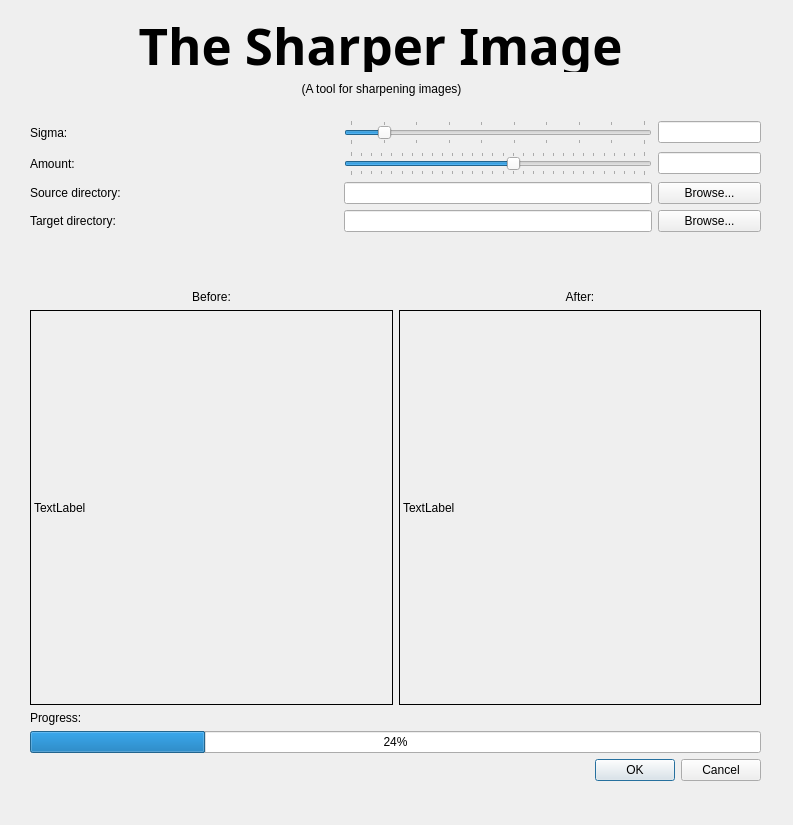
Qt form main_window.ui (dfo-gulf-science/SharperImage) before a commit.
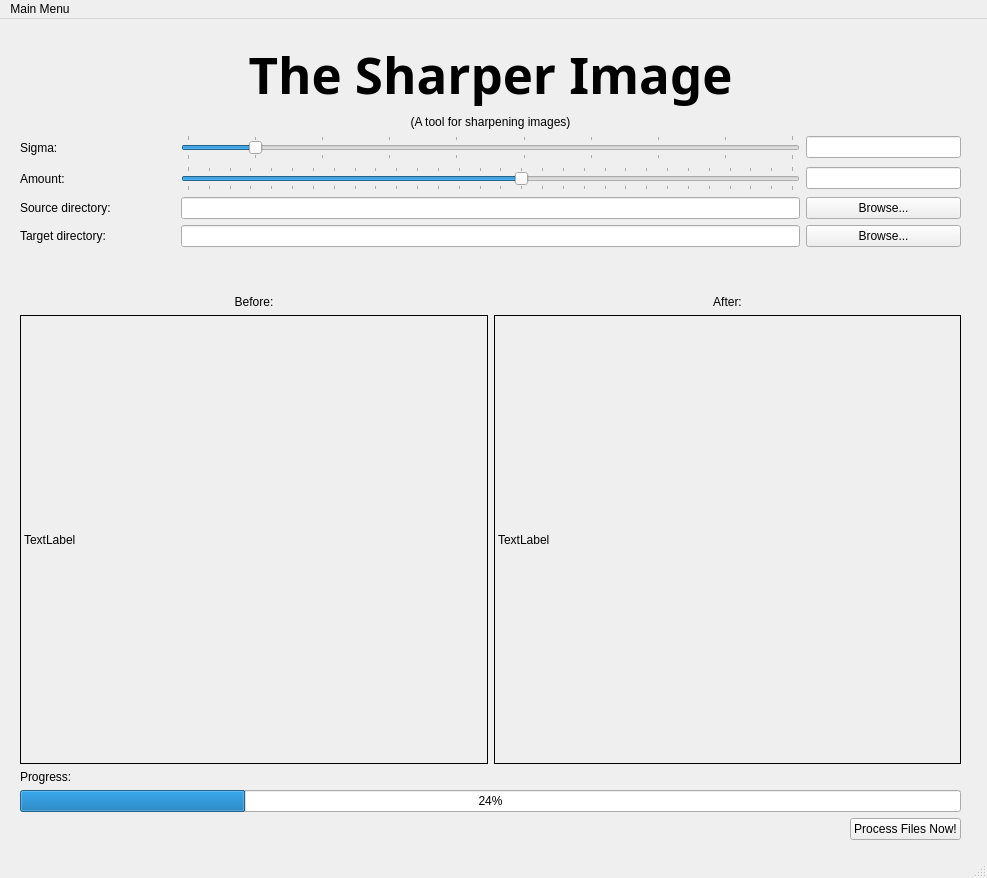
The same form after that commit.

What changed in the file:
```diff
--- a/main_window.ui
+++ b/main_window.ui
@@ -1,32 +1,33 @@
 <?xml version="1.0" encoding="UTF-8"?>
 <ui version="4.0">
- <class>Dialog</class>
- <widget class="QDialog" name="Dialog">
+ <class>MainWindow</class>
+ <widget class="QMainWindow" name="MainWindow">
   <property name="geometry">
    <rect>
     <x>0</x>
     <y>0</y>
-    <width>793</width>
-    <height>825</height>
+    <width>987</width>
+    <height>878</height>
    </rect>
   </property>
-  <property name="font">
-   <font>
-    <bold>false</bold>
-   </font>
-  </property>
   <property name="windowTitle">
    <string>Dialog</string>
   </property>
+  <widget class="QWidget" name="centralwidget">
+   <widget class="QWidget" name="layoutWidget">
+    <property name="geometry">
+     <rect>
+      <x>20</x>
+      <y>20</y>
+      <width>941</width>
+      <height>801</height>
+     </rect>
+    </property>
+    <layout class="QVBoxLayout" name="verticalLayout_3">
+     <item>
+      <layout class="QVBoxLayout" name="verticalLayout_2">
+       <item>
   <widget class="QLabel" name="label">
-   <property name="geometry">
-    <rect>
-     <x>100</x>
-     <y>10</y>
-     <width>561</width>
-     <height>62</height>
-    </rect>
-   </property>
    <property name="sizePolicy">
     <sizepolicy hsizetype="Preferred" vsizetype="Fixed">
      <horstretch>0</horstretch>
@@ -47,15 +48,9 @@
     <set>Qt::AlignmentFlag::AlignHCenter|Qt::AlignmentFlag::AlignTop</set>
    </property>
   </widget>
+       </item>
+       <item>
   <widget class="QLabel" name="label_4">
-   <property name="geometry">
-    <rect>
-     <x>280</x>
-     <y>80</y>
-     <width>203</width>
-     <height>18</height>
-    </rect>
-   </property>
    <property name="sizePolicy">
     <sizepolicy hsizetype="Preferred" vsizetype="Fixed">
      <horstretch>0</horstretch>
@@ -69,25 +64,13 @@
     <set>Qt::AlignmentFlag::AlignCenter</set>
    </property>
   </widget>
-  <widget class="QWidget" name="layoutWidget">
-   <property name="geometry">
-    <rect>
-     <x>30</x>
-     <y>120</y>
-     <width>731</width>
-     <height>661</height>
-    </rect>
-   </property>
+       </item>
+      </layout>
+     </item>
+     <item>
    <layout class="QVBoxLayout" name="verticalLayout">
     <item>
-     <layout class="QGridLayout" name="gridLayout" rowstretch="0,0,0,0" columnstretch="3,3,1">
-      <item row="1" column="0">
-       <widget class="QLabel" name="label_3">
-        <property name="text">
-         <string>Amount:</string>
-        </property>
-       </widget>
-      </item>
+        <layout class="QGridLayout" name="gridLayout" rowstretch="0,0,0,0" columnstretch="1,4,1">
       <item row="3" column="0">
        <widget class="QLabel" name="label_6">
         <property name="text">
@@ -95,19 +78,8 @@
         </property>
        </widget>
       </item>
-      <item row="2" column="2">
-       <widget class="QPushButton" name="sourceFileBrowse">
-        <property name="text">
-         <string>Browse...</string>
-        </property>
-       </widget>
-      </item>
-      <item row="0" column="0">
-       <widget class="QLabel" name="label_2">
-        <property name="text">
-         <string>Sigma:</string>
-        </property>
-       </widget>
+         <item row="3" column="1">
+          <widget class="QLineEdit" name="targetDir"/>
       </item>
       <item row="3" column="2">
        <widget class="QPushButton" name="targetFileBrowse">
@@ -138,25 +110,20 @@
         </property>
        </widget>
       </item>
-      <item row="1" column="1">
-       <widget class="QSlider" name="amountSlider">
-        <property name="minimum">
-         <number>1</number>
-        </property>
-        <property name="maximum">
-         <number>30</number>
-        </property>
-        <property name="value">
-         <number>17</number>
-        </property>
-        <property name="orientation">
-         <enum>Qt::Orientation::Horizontal</enum>
-        </property>
-        <property name="tickPosition">
-         <enum>QSlider::TickPosition::TicksBothSides</enum>
-        </property>
-        <property name="tickInterval">
-         <number>1</number>
+         <item row="1" column="0">
+          <widget class="QLabel" name="label_3">
+           <property name="text">
+            <string>Amount:</string>
+           </property>
+          </widget>
+         </item>
+         <item row="1" column="2">
+          <widget class="QLineEdit" name="amountDisplay">
+           <property name="autoFillBackground">
+            <bool>false</bool>
+           </property>
+           <property name="styleSheet">
+            <string notr="true"/>
         </property>
        </widget>
       </item>
@@ -167,12 +134,6 @@
         </property>
        </widget>
       </item>
-      <item row="2" column="1">
-       <widget class="QLineEdit" name="sourceDir"/>
-      </item>
-      <item row="3" column="1">
-       <widget class="QLineEdit" name="targetDir"/>
-      </item>
       <item row="0" column="2">
        <widget class="QLineEdit" name="sigmaDisplay">
         <property name="autoFillBackground">
@@ -183,20 +144,75 @@
         </property>
        </widget>
       </item>
-      <item row="1" column="2">
-       <widget class="QLineEdit" name="amountDisplay">
-        <property name="autoFillBackground">
-         <bool>false</bool>
-        </property>
-        <property name="styleSheet">
-         <string notr="true"/>
-        </property>
-       </widget>
-      </item>
+         <item row="1" column="1">
+          <widget class="QSlider" name="amountSlider">
+           <property name="minimum">
+            <number>1</number>
+           </property>
+           <property name="maximum">
+            <number>30</number>
+           </property>
+           <property name="value">
+            <number>17</number>
+           </property>
+           <property name="orientation">
+            <enum>Qt::Orientation::Horizontal</enum>
+           </property>
+           <property name="tickPosition">
+            <enum>QSlider::TickPosition::TicksBothSides</enum>
+           </property>
+           <property name="tickInterval">
+            <number>1</number>
+           </property>
+          </widget>
+         </item>
+         <item row="0" column="0">
+          <widget class="QLabel" name="label_2">
+           <property name="text">
+            <string>Sigma:</string>
+           </property>
+          </widget>
+         </item>
+         <item row="2" column="2">
+          <widget class="QPushButton" name="sourceFileBrowse">
+           <property name="text">
+            <string>Browse...</string>
+           </property>
+          </widget>
+         </item>
+         <item row="2" column="1">
+          <widget class="QLineEdit" name="sourceDir"/>
+         </item>
      </layout>
     </item>
     <item>
-     <layout class="QGridLayout" name="gridLayout_2" rowstretch="1,6">
+        <layout class="QGridLayout" name="gridLayout_2" rowstretch="1,8">
+         <item row="1" column="0">
+          <widget class="QLabel" name="originalImage">
+           <property name="frameShape">
+            <enum>QFrame::Shape::Box</enum>
+           </property>
+           <property name="midLineWidth">
+            <number>1</number>
+           </property>
+           <property name="text">
+            <string>TextLabel</string>
+           </property>
+          </widget>
+         </item>
+         <item row="1" column="1">
+          <widget class="QLabel" name="newImage">
+           <property name="frameShape">
+            <enum>QFrame::Shape::Box</enum>
+           </property>
+           <property name="midLineWidth">
+            <number>1</number>
+           </property>
+           <property name="text">
+            <string>TextLabel</string>
+           </property>
+          </widget>
+         </item>
       <item row="0" column="0">
        <widget class="QLabel" name="label_9">
         <property name="text">
@@ -217,32 +233,6 @@
         </property>
        </widget>
       </item>
-      <item row="1" column="0">
-       <widget class="QLabel" name="originalImage">
-        <property name="frameShape">
-         <enum>QFrame::Shape::Box</enum>
-        </property>
-        <property name="midLineWidth">
-         <number>1</number>
-        </property>
-        <property name="text">
-         <string>TextLabel</string>
-        </property>
-       </widget>
-      </item>
-      <item row="1" column="1">
-       <widget class="QLabel" name="newImage">
-        <property name="frameShape">
-         <enum>QFrame::Shape::Box</enum>
-        </property>
-        <property name="midLineWidth">
-         <number>1</number>
-        </property>
-        <property name="text">
-         <string>TextLabel</string>
-        </property>
-       </widget>
-      </item>
      </layout>
     </item>
     <item>
@@ -260,17 +250,57 @@
      </widget>
     </item>
     <item>
-     <widget class="QDialogButtonBox" name="buttonBox">
+        <layout class="QHBoxLayout" name="horizontalLayout">
+         <item>
+          <spacer name="horizontalSpacer">
       <property name="orientation">
        <enum>Qt::Orientation::Horizontal</enum>
       </property>
-      <property name="standardButtons">
-       <set>QDialogButtonBox::StandardButton::Cancel|QDialogButtonBox::StandardButton::Ok</set>
-      </property>
+           <property name="sizeHint" stdset="0">
+            <size>
+             <width>40</width>
+             <height>20</height>
+            </size>
+           </property>
+          </spacer>
+         </item>
+         <item>
+          <widget class="QPushButton" name="proceedButton">
+           <property name="text">
+            <string>Process Files Now!</string>
+           </property>
      </widget>
     </item>
    </layout>
-  </widget>
+       </item>
+      </layout>
+     </item>
+    </layout>
+   </widget>
+  </widget>
+  <widget class="QMenuBar" name="menubar">
+   <property name="geometry">
+    <rect>
+     <x>0</x>
+     <y>0</y>
+     <width>987</width>
+     <height>23</height>
+    </rect>
+   </property>
+   <widget class="QMenu" name="menuMenu">
+    <property name="title">
+     <string>Main Menu</string>
+    </property>
+    <addaction name="actionExit"/>
+   </widget>
+   <addaction name="menuMenu"/>
+  </widget>
+  <widget class="QStatusBar" name="statusbar"/>
+  <action name="actionExit">
+   <property name="text">
+    <string>Exit</string>
+   </property>
+  </action>
  </widget>
  <resources/>
  <connections>
```
Left out of the diff: 37 changed lines with no effect on the pictures. Lines whose indentation alone changed are shown as unchanged.
